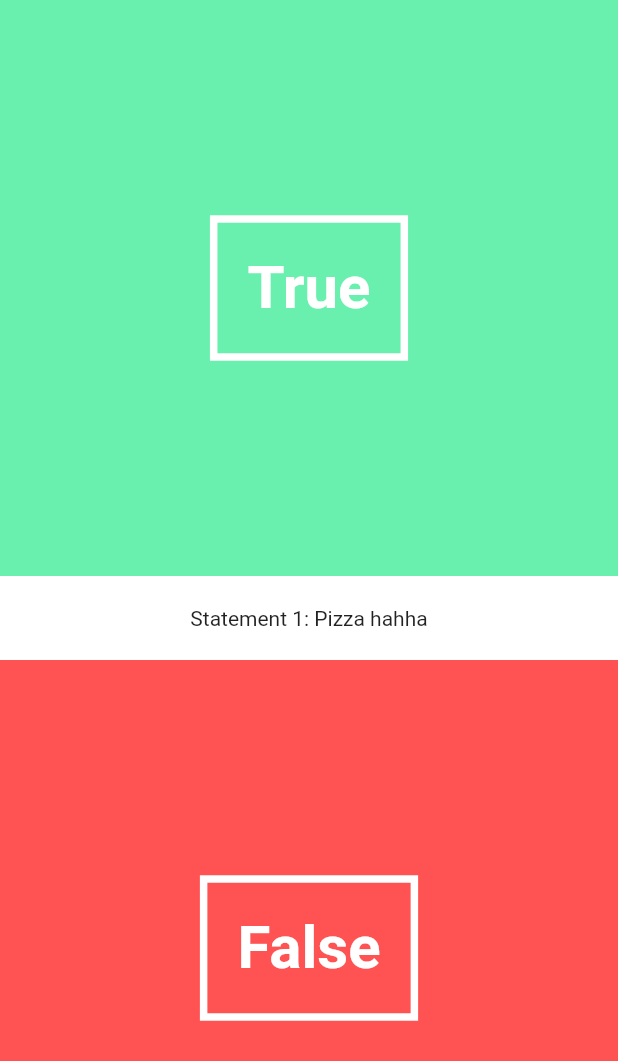
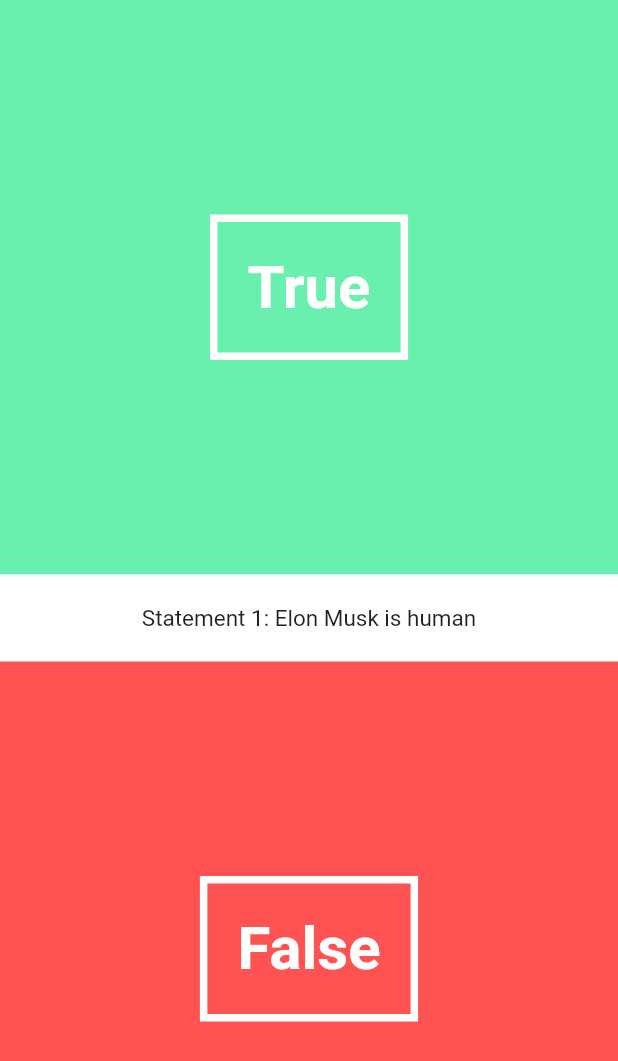
Before and after one commit to NickBrooks/FlashBot.Flutter, a Flutter app: the screen it shows after launch, on a phone screen of 412 x 824 dp. Shown: the top 1061 px of the screen. Run offline on Flutter 3.47's test engine with Material 2 defaults, Android fonts, the phone set to English and light mode, and no system bars.

Commit message:
Quiz done (ish)

```diff
--- a/lib/UI/question_text.dart
+++ b/lib/UI/question_text.dart
@@ -10,7 +10,23 @@ class QuestionText extends StatefulWidget {
   State createState() => new QuestionTextState();
 }
 
-class QuestionTextState extends State<QuestionText> {
+class QuestionTextState extends State<QuestionText>
+    with SingleTickerProviderStateMixin {
+  Animation<double> _fontSizeAnimation;
+  AnimationController _fontSizeAnimationController;
+
+  @override
+  void initState() {
+    super.initState();
+
+    _fontSizeAnimationController = new AnimationController(
+        duration: new Duration(milliseconds: 500), vsync: this);
+    _fontSizeAnimation = new CurvedAnimation(
+        parent: _fontSizeAnimationController, curve: Curves.linear);
+    _fontSizeAnimation.addListener(() => this.setState(() {}));
+    _fontSizeAnimationController.forward();
+  }
+
   @override
   Widget build(BuildContext context) {
     return new Material(
@@ -18,9 +34,12 @@ class QuestionTextState extends State<QuestionText> {
         child: new Padding(
             padding: new EdgeInsets.symmetric(vertical: 20.0),
             child: new Center(
-                child: new Text("Statement " +
-                    widget._questionNumber.toString() +
-                    ": " +
-                    widget._question))));
+                child: new Text(
+              "Statement " +
+                  widget._questionNumber.toString() +
+                  ": " +
+                  widget._question,
+              style: new TextStyle(fontSize: _fontSizeAnimation.value * 15),
+            ))));
   }
 }
--- a/lib/pages/quiz_page.dart
+++ b/lib/pages/quiz_page.dart
@@ -5,6 +5,7 @@ import '../utils/quiz.dart';
 
 import '../UI/answer_button.dart';
 import '../UI/question_text.dart';
+import '../UI/correct_wrong_overlay.dart';
 
 class QuizPage extends StatefulWidget {
   @override
@@ -12,15 +13,46 @@ class QuizPage extends StatefulWidget {
 }
 
 class QuizPageState extends State<QuizPage> {
+  Question currentQuestion;
+  Quiz quiz = new Quiz([
+    new Question("Elon Musk is human", false),
+    new Question("Pizza is healthy", false),
+    new Question("Flutter is awesome", true)
+  ]);
+  String questionText;
+  int questionNumber;
+  bool isCorrect;
+  bool overlayVisible = false;
+
+  @override
+  void initState() {
+    super.initState();
+    currentQuestion = quiz.nextQuestion;
+    questionText = currentQuestion.question;
+    questionNumber = quiz.questionNumber;
+  }
+
+  void handleAnswer(bool answer) {
+    isCorrect = (currentQuestion.answer == answer);
+    quiz.answer(isCorrect);
+
+    this.setState(() {
+      overlayVisible = true;
+    });
+  }
+
   @override
   Widget build(BuildContext context) {
-    return new Stack(children: <Widget>[
+    return new Stack(fit: StackFit.expand, children: <Widget>[
       new Column(// This is our main page
           children: <Widget>[
-        new AnswerButton(true, () => print("You answered true")),
-        new QuestionText("Pizza hahha", 1),
-        new AnswerButton(false, () => print("You answered false"))
-      ])
+        new AnswerButton(true, () => handleAnswer(true)),
+        new QuestionText(questionText, questionNumber),
+        new AnswerButton(false, () => handleAnswer(false))
+      ]),
+      overlayVisible == true
+          ? new CorrectWrongOverlay(isCorrect)
+          : new Container()
     ]);
   }
 }
```
Also changed, not shown: lib/UI/correct_wrong_overlay.dart (added, +57 -0 lines).
